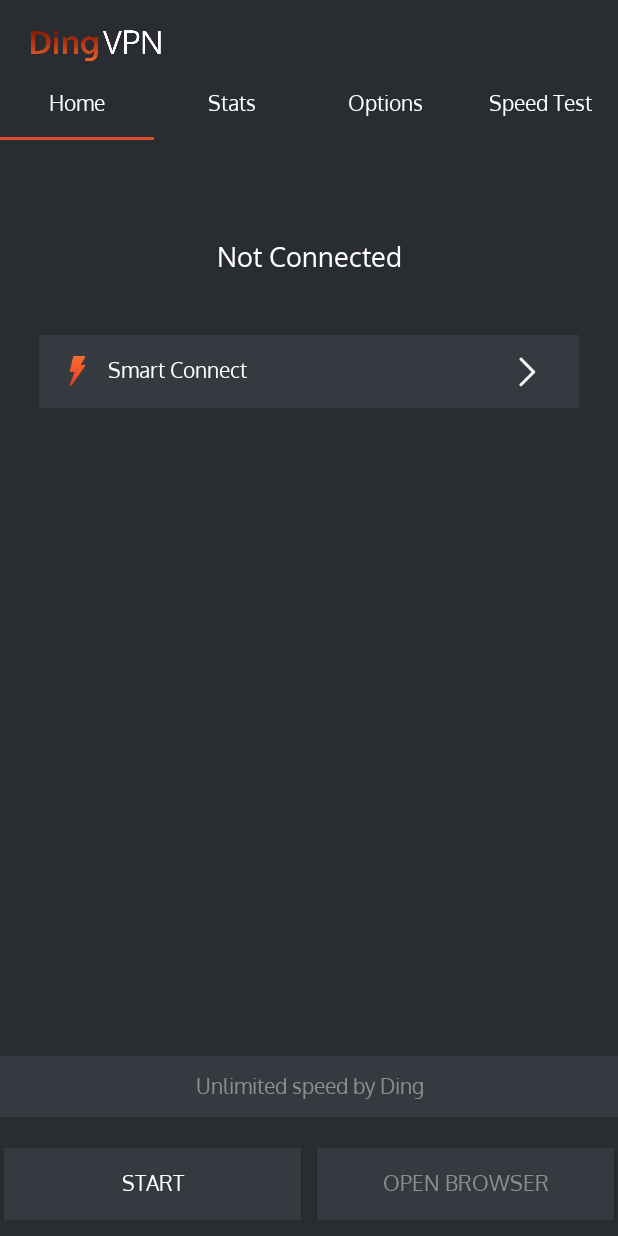
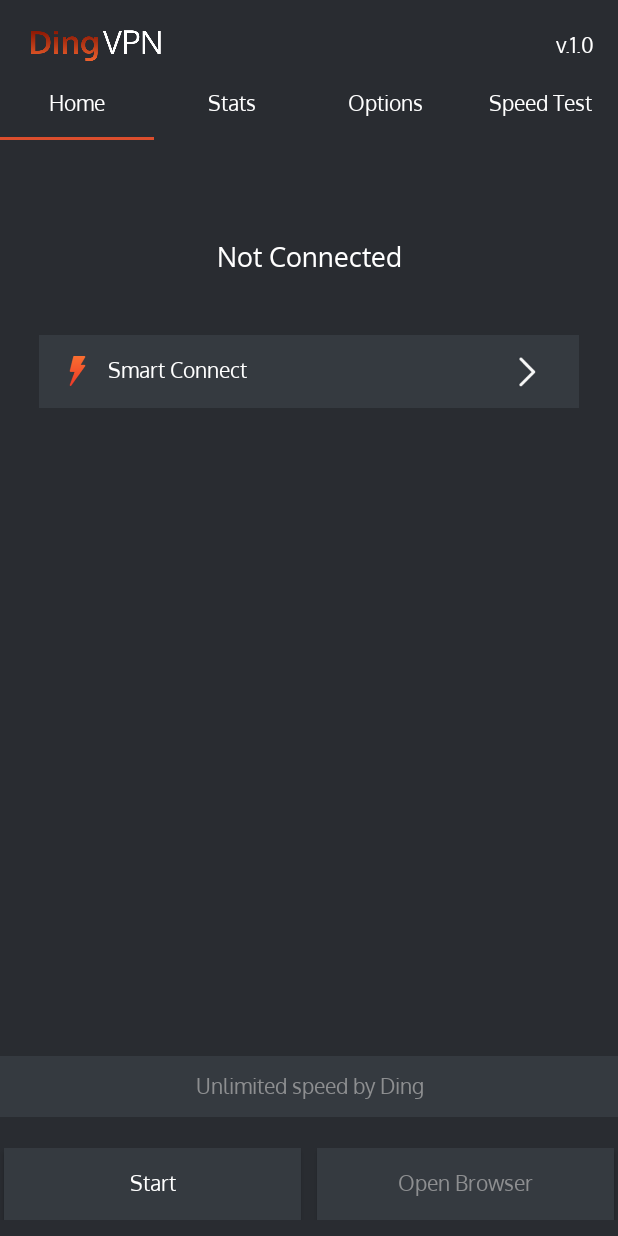
Before and after one commit to Asghar-ali-code/DingVpnn, an Android app: the HomeActivity screen opened directly, with no data from a screen before it, on a phone screen of 412 x 824 dp. Run offline under Robolectric (Android 15) with nearby library versions, the phone set to English and light mode, and no system bars; our stand-ins replace sdp/ssp sizes.

Commit message:
11/25/2021 size changes

```diff
--- a/app/src/main/res/layout/activity_home.xml
+++ b/app/src/main/res/layout/activity_home.xml
@@ -15,6 +15,17 @@
         android:src="@drawable/ding_vpn"
         app:layout_constraintStart_toStartOf="parent"
         app:layout_constraintTop_toTopOf="parent" />
+    <androidx.appcompat.widget.AppCompatTextView
+        android:layout_width="wrap_content"
+        android:layout_height="wrap_content"
+        android:fontFamily="@font/oxygen_regular"
+        android:text="v.1.0"
+        android:layout_marginEnd="@dimen/_12sdp"
+
+        android:textColor="@color/white"
+        app:layout_constraintTop_toTopOf="@id/tvTop"
+        app:layout_constraintBottom_toBottomOf="@id/tvTop"
+        app:layout_constraintEnd_toEndOf="parent"/>
 
 
     <com.google.android.material.tabs.TabLayout
--- a/app/src/main/res/layout/fragment_home.xml
+++ b/app/src/main/res/layout/fragment_home.xml
@@ -6,6 +6,7 @@
     android:layout_height="match_parent"
     android:background="@color/mainColor"
     tools:context=".Fragments.HomeFragment">
+
     <androidx.constraintlayout.widget.ConstraintLayout
         android:layout_width="match_parent"
         android:layout_height="match_parent">
@@ -29,8 +30,8 @@
             android:layout_width="match_parent"
             android:layout_height="wrap_content"
             android:layout_marginStart="@dimen/_20sdp"
+            android:layout_marginTop="@dimen/_30sdp"
             android:layout_marginEnd="@dimen/_20sdp"
-            android:layout_marginTop="@dimen/_30sdp"
             android:background="@color/serverbackground"
             app:layout_constraintTop_toBottomOf="@id/tvNotConnected"
             tools:layout_editor_absoluteX="26dp">
@@ -65,8 +66,8 @@
             android:id="@+id/linearLayoutCompat"
             android:layout_width="match_parent"
             android:layout_height="wrap_content"
+            android:layout_marginBottom="@dimen/_8sdp"
             android:weightSum="2"
-            android:layout_marginBottom="@dimen/_8sdp"
             app:layout_constraintBottom_toBottomOf="parent">
 
             <Button
@@ -78,6 +79,7 @@
                 android:background="@color/serverbackground"
                 android:fontFamily="@font/oxygen_regular"
                 android:text="Start"
+                android:textAllCaps="false"
                 android:textColor="@color/white" />
 
             <Button
@@ -86,6 +88,7 @@
                 android:layout_marginStart="@dimen/_4sdp"
                 android:layout_marginEnd="@dimen/_2sdp"
                 android:layout_weight="1"
+                android:textAllCaps="false"
                 android:background="@color/serverbackground"
                 android:fontFamily="@font/oxygen_regular"
                 android:text="Open Browser"
@@ -96,12 +99,12 @@
         <TextView
             android:layout_width="match_parent"
             android:layout_height="wrap_content"
+            android:layout_marginBottom="@dimen/_16sdp"
             android:background="@color/serverbackground"
+            android:fontFamily="@font/oxygen_regular"
             android:gravity="center"
-            android:fontFamily="@font/oxygen_regular"
             android:paddingTop="@dimen/_8sdp"
             android:paddingBottom="@dimen/_8sdp"
-            android:layout_marginBottom="@dimen/_16sdp"
             android:text="Unlimited speed by Ding"
             android:textColor="@color/openBrow"
             app:layout_constraintBottom_toTopOf="@+id/linearLayoutCompat" />
--- a/app/src/main/res/layout/fragment_stats.xml
+++ b/app/src/main/res/layout/fragment_stats.xml
@@ -67,6 +67,7 @@
             android:src="@drawable/upload_icon_two"
             android:layout_marginTop="@dimen/_20sdp"
             android:layout_marginEnd="@dimen/_20sdp"
+            android:padding="@dimen/_1sdp"
             app:layout_constraintTop_toTopOf="parent"
             app:layout_constraintEnd_toEndOf="parent"/>
 
```
